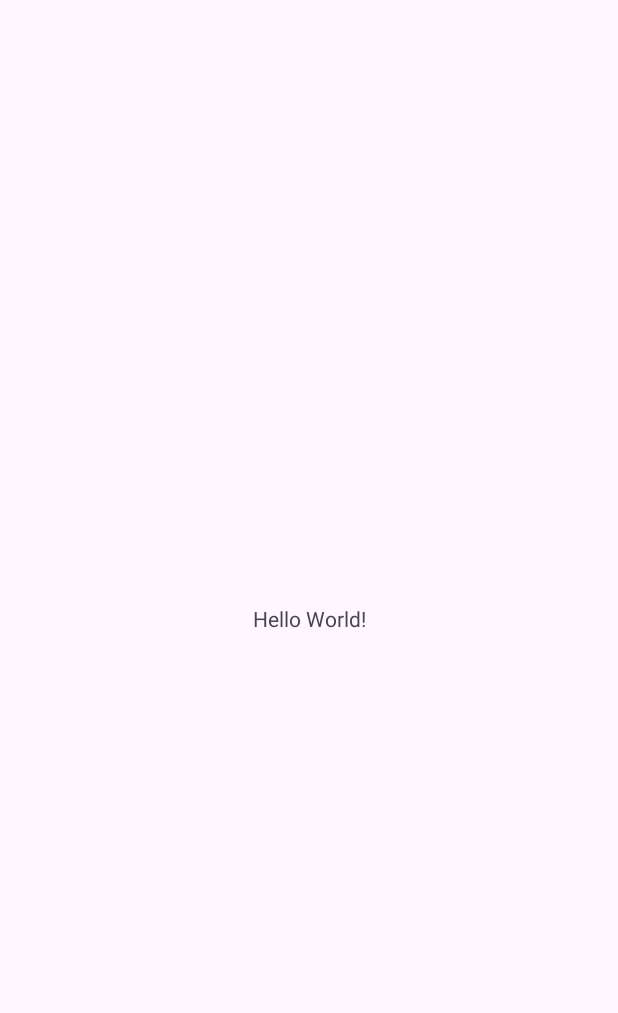
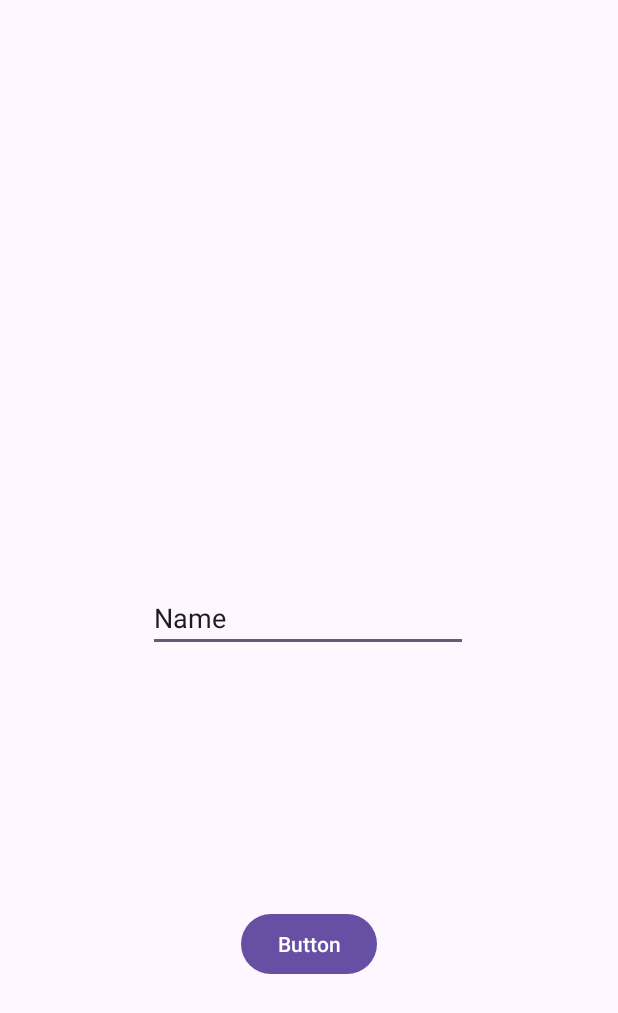
Before and after one commit to NickRucinski/StartingServicesLab, an Android app: the screen it shows after launch (MainActivity), on a phone screen of 412 x 824 dp. Before the commit the part shown is almost empty. Shown: the top 1013 px of the screen. Run offline under Robolectric (Android 15) with nearby library versions, the phone set to English and light mode, and no system bars; 1 statement that could not run was skipped.

```diff
--- a/app/build.gradle.kts
+++ b/app/build.gradle.kts
@@ -37,6 +37,7 @@ android {
 
 dependencies {
 
+    implementation("org.jetbrains.kotlinx:kotlinx-coroutines-android:1.3.9")
     implementation("androidx.core:core-ktx:1.9.0")
     implementation("androidx.appcompat:appcompat:1.6.1")
     implementation("com.google.android.material:material:1.10.0")
--- a/app/src/main/java/com/example/startingserviceslab/MainActivity.kt
+++ b/app/src/main/java/com/example/startingserviceslab/MainActivity.kt
@@ -2,6 +2,8 @@ package com.example.startingserviceslab
 
 import androidx.appcompat.app.AppCompatActivity
 import android.os.Bundle
+import android.widget.Button
+import android.widget.EditText
 
 /*
 Create an application that contains one Activity and one Service. The service will be Started, not Bound.
@@ -16,5 +18,9 @@ class MainActivity : AppCompatActivity() {
     override fun onCreate(savedInstanceState: Bundle?) {
         super.onCreate(savedInstanceState)
         setContentView(R.layout.activity_main)
+        val editText = findViewById<EditText>(R.id.editTextText)
+        findViewById<Button>(R.id.button).setOnClickListener{
+            startService()
+        }
     }
 }
--- /dev/null
+++ b/app/src/main/java/com/example/startingserviceslab/TimerService.kt
@@ -0,0 +1,25 @@
+package com.example.startingserviceslab
+
+import android.app.Service
+import android.content.Intent
+import android.os.Binder
+import android.os.IBinder
+
+class TimerService : Service(){
+    override fun onBind(p0: Intent?): IBinder? {
+
+    }
+
+    override fun onStartCommand(intent: Intent?, flags: Int, startId: Int): Int {
+
+
+        return super.onStartCommand(intent, flags, startId)
+    }
+
+    fun runTimer(startNum: Int){
+
+    }
+
+
+
+}
--- a/app/src/main/res/layout/activity_main.xml
+++ b/app/src/main/res/layout/activity_main.xml
@@ -2,16 +2,31 @@
 <androidx.constraintlayout.widget.ConstraintLayout xmlns:android="http://schemas.android.com/apk/res/android"
     xmlns:app="http://schemas.android.com/apk/res-auto"
     xmlns:tools="http://schemas.android.com/tools"
+    android:id="@+id/button"
     android:layout_width="match_parent"
     android:layout_height="match_parent"
     tools:context=".MainActivity">
 
-    <TextView
+    <Button
+        android:id="@+id/button"
         android:layout_width="wrap_content"
         android:layout_height="wrap_content"
-        android:text="Hello World!"
+        android:text="Button"
         app:layout_constraintBottom_toBottomOf="parent"
         app:layout_constraintEnd_toEndOf="parent"
+        app:layout_constraintStart_toStartOf="parent"
+        app:layout_constraintTop_toBottomOf="@+id/editTextText" />
+
+    <EditText
+        android:id="@+id/editTextText"
+        android:layout_width="wrap_content"
+        android:layout_height="wrap_content"
+        android:ems="10"
+        android:inputType="text"
+        android:text="Name"
+        app:layout_constraintBottom_toBottomOf="parent"
+        app:layout_constraintEnd_toEndOf="parent"
+        app:layout_constraintHorizontal_bias="0.497"
         app:layout_constraintStart_toStartOf="parent"
         app:layout_constraintTop_toTopOf="parent" />
 
```
